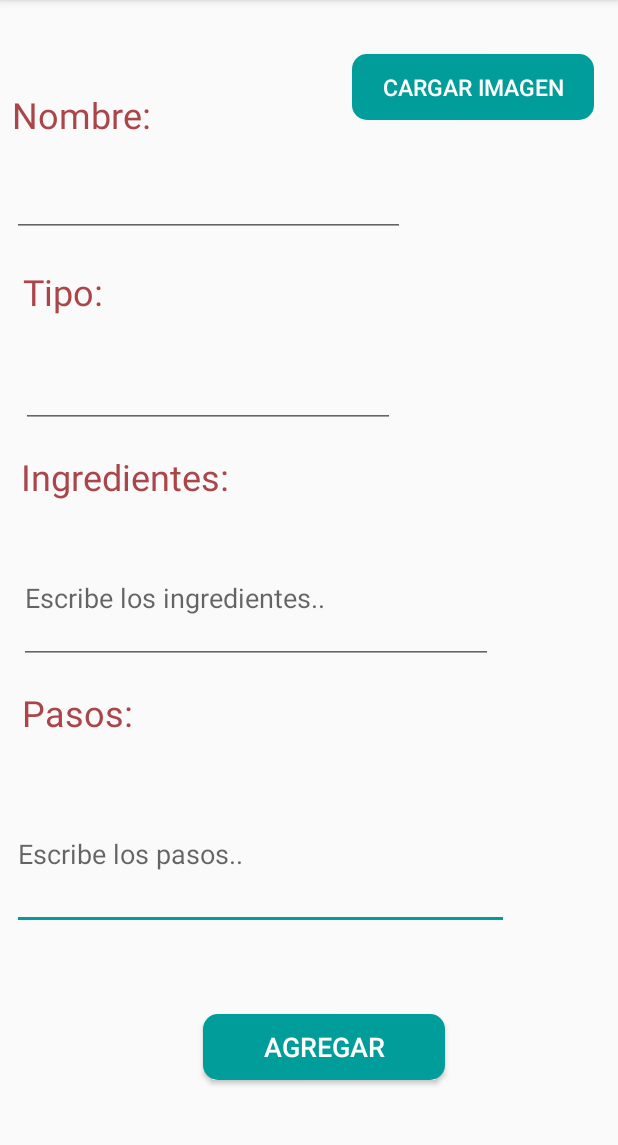
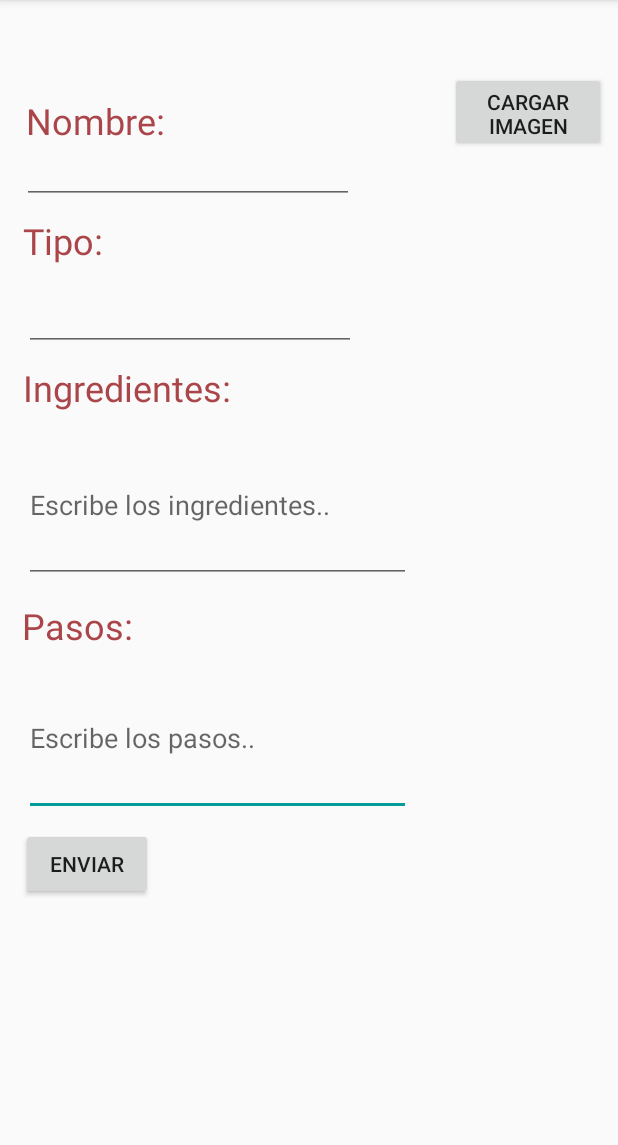
Before and after one commit to naty-rodrig99/AppRecetas, an Android app: the AddRecipeActivity screen opened directly, with no data from a screen before it, on a phone screen of 412 x 824 dp, the part 84-1229 px from its top. Run offline under Robolectric (Android 15) with nearby library versions, the phone set to English and light mode, and no system bars; libraries missing offline, so code that uses them is left out: com.amazonaws, com.amazonaws.auth, com.amazonaws.regions, com.amazonaws.services, pub.devrel.easypermissions.

Commit message:
agregar receta terminado

```diff
--- a/app/src/main/java/com/example/apprecetas/View/RecipeActivity.java
+++ b/app/src/main/java/com/example/apprecetas/View/RecipeActivity.java
@@ -12,6 +12,7 @@ import java.util.ArrayList;
 public class RecipeActivity extends AppCompatActivity {
 
     private ArrayList<String> img = new ArrayList();
+
     ViewPager viewPager;
     ViewPagerAdapter adapter;
 
@@ -20,7 +21,6 @@ public class RecipeActivity extends AppCompatActivity {
         super.onCreate(savedInstanceState);
         setContentView(R.layout.activity_recipe);
 
-        //img.clear();
         String nombre = "";
         String tipo = "";
         String ingredientes = "";
@@ -34,6 +34,8 @@ public class RecipeActivity extends AppCompatActivity {
             instrucciones = extras.getString("instrucciones");
             imagenes = extras.getString("imagenes");
         }
+        System.out.println(ingredientes);
+        System.out.println(instrucciones);
         img = convierteImagenes(imagenes);
         String[] finalImagenes = new String[img.size()];
         finalImagenes = img.toArray(finalImagenes);
@@ -50,7 +52,7 @@ public class RecipeActivity extends AppCompatActivity {
         TextView tvListaInstrucciones = (TextView) findViewById(R.id.tvListaInstrucciones);
         tvListaInstrucciones.setText(instrucciones.replace("[", "").replace("]", ""));
 
-        //img = convierteImagenes(imagenes);
+
         viewPager = (ViewPager)findViewById(R.id.viewPager1);
         adapter = new ViewPagerAdapter(RecipeActivity.this, finalImagenes);
         viewPager.setAdapter(adapter);
--- a/app/src/main/res/layout/activity_addrecipe.xml
+++ b/app/src/main/res/layout/activity_addrecipe.xml
@@ -7,23 +7,23 @@
 
     <TextView
         android:id="@+id/textView"
-        android:layout_width="151dp"
-        android:layout_height="40dp"
+        android:layout_width="100dp"
+        android:layout_height="28dp"
         android:layout_marginStart="8dp"
-        android:layout_marginTop="60dp"
+        android:layout_marginTop="64dp"
         android:layout_marginEnd="8dp"
         android:text="Nombre:"
         android:textColor="@color/colorPrimary"
         android:textSize="24sp"
         app:layout_constraintEnd_toStartOf="@+id/button"
-        app:layout_constraintHorizontal_bias="0.0"
+        app:layout_constraintHorizontal_bias="0.052"
         app:layout_constraintStart_toStartOf="parent"
         app:layout_constraintTop_toTopOf="parent" />
 
     <EditText
         android:id="@+id/text_pasos"
-        android:layout_width="331dp"
-        android:layout_height="101dp"
+        android:layout_width="258dp"
+        android:layout_height="103dp"
         android:layout_marginStart="8dp"
         android:layout_marginTop="12dp"
         android:layout_marginEnd="8dp"
@@ -32,17 +32,17 @@
         android:inputType=""
         app:layout_constraintBottom_toBottomOf="parent"
         app:layout_constraintEnd_toEndOf="parent"
-        app:layout_constraintHorizontal_bias="0.0"
+        app:layout_constraintHorizontal_bias="0.058"
         app:layout_constraintStart_toStartOf="parent"
         app:layout_constraintTop_toBottomOf="@+id/textView4"
         app:layout_constraintVertical_bias="0.0" />
 
     <EditText
         android:id="@+id/text_ing"
-        android:layout_width="316dp"
-        android:layout_height="88dp"
+        android:layout_width="258dp"
+        android:layout_height="103dp"
         android:layout_marginStart="8dp"
-        android:layout_marginTop="4dp"
+        android:layout_marginTop="8dp"
         android:layout_marginEnd="8dp"
         android:hint="Escribe los ingredientes.."
         android:inputType=""
@@ -53,23 +53,40 @@
 
     <TextView
         android:id="@+id/textView4"
-        android:layout_width="142dp"
-        android:layout_height="48dp"
+        android:layout_width="78dp"
+        android:layout_height="28dp"
         android:layout_marginStart="8dp"
-        android:layout_marginTop="16dp"
+        android:layout_marginTop="12dp"
         android:layout_marginEnd="8dp"
         android:text="Pasos:"
         android:textColor="@color/colorPrimary"
         android:textSize="24sp"
         app:layout_constraintEnd_toEndOf="parent"
-        app:layout_constraintHorizontal_bias="0.025"
+        app:layout_constraintHorizontal_bias="0.022"
         app:layout_constraintStart_toStartOf="parent"
         app:layout_constraintTop_toBottomOf="@+id/text_ing" />
 
     <EditText
         android:id="@+id/txt_type"
-        android:layout_width="249dp"
-        android:layout_height="53dp"
+        android:layout_width="221dp"
+        android:layout_height="44dp"
+        android:layout_marginStart="8dp"
+        android:layout_marginTop="8dp"
+        android:layout_marginEnd="8dp"
+        android:contentDescription="Nombre"
+        android:ems="10"
+        android:inputType="textPersonName"
+        android:textAllCaps="false"
+        android:textColor="@android:color/black"
+        app:layout_constraintEnd_toEndOf="parent"
+        app:layout_constraintHorizontal_bias="0.045"
+        app:layout_constraintStart_toStartOf="parent"
+        app:layout_constraintTop_toBottomOf="@+id/textView3" />
+
+    <EditText
+        android:id="@+id/txt_name"
+        android:layout_width="221dp"
+        android:layout_height="44dp"
         android:layout_marginStart="8dp"
         android:layout_marginEnd="8dp"
         android:contentDescription="Nombre"
@@ -78,84 +95,67 @@
         android:textAllCaps="false"
         android:textColor="@android:color/black"
         app:layout_constraintEnd_toEndOf="parent"
-        app:layout_constraintHorizontal_bias="0.039"
-        app:layout_constraintStart_toStartOf="parent"
-        app:layout_constraintTop_toBottomOf="@+id/textView3" />
-
-    <EditText
-        android:id="@+id/txt_name"
-        android:layout_width="262dp"
-        android:layout_height="58dp"
-        android:layout_marginStart="8dp"
-        android:layout_marginEnd="8dp"
-        android:contentDescription="Nombre"
-        android:ems="10"
-        android:inputType="textPersonName"
-        android:textAllCaps="false"
-        android:textColor="@android:color/black"
-        app:layout_constraintEnd_toEndOf="parent"
-        app:layout_constraintHorizontal_bias="0.0"
+        app:layout_constraintHorizontal_bias="0.04"
         app:layout_constraintStart_toStartOf="parent"
         app:layout_constraintTop_toBottomOf="@+id/textView" />
 
     <TextView
         android:id="@+id/textView3"
-        android:layout_width="135dp"
-        android:layout_height="54dp"
+        android:layout_width="104dp"
+        android:layout_height="38dp"
         android:layout_marginStart="8dp"
-        android:layout_marginTop="20dp"
+        android:layout_marginTop="8dp"
         android:layout_marginEnd="8dp"
         android:text="Tipo:"
         android:textColor="@color/colorPrimary"
         android:textSize="24sp"
         app:layout_constraintEnd_toEndOf="parent"
-        app:layout_constraintHorizontal_bias="0.027"
+        app:layout_constraintHorizontal_bias="0.025"
         app:layout_constraintStart_toStartOf="parent"
         app:layout_constraintTop_toBottomOf="@+id/txt_name" />
 
     <TextView
         android:id="@+id/textView5"
-        android:layout_width="211dp"
-        android:layout_height="49dp"
+        android:layout_width="153dp"
+        android:layout_height="35dp"
         android:layout_marginStart="8dp"
-        android:layout_marginTop="16dp"
+        android:layout_marginTop="8dp"
         android:layout_marginEnd="8dp"
         android:text="Ingredientes:"
         android:textColor="@color/colorPrimary"
         android:textSize="24sp"
         app:layout_constraintEnd_toEndOf="parent"
-        app:layout_constraintHorizontal_bias="0.033"
+        app:layout_constraintHorizontal_bias="0.031"
         app:layout_constraintStart_toStartOf="parent"
         app:layout_constraintTop_toBottomOf="@+id/txt_type" />
 
     <Button
         android:id="@+id/button"
-        android:layout_width="161dp"
-        android:layout_height="44dp"
-        android:background="@drawable/button_style"
+        android:layout_width="104dp"
+        android:layout_height="53dp"
+        android:layout_marginStart="8dp"
+        android:layout_marginTop="48dp"
+        android:layout_marginEnd="8dp"
         android:text="Cargar Imagen"
-        android:textColor="@color/ColorWhite"
-        android:textSize="15sp"
-        app:layout_constraintBottom_toBottomOf="parent"
-        app:layout_constraintHorizontal_bias="0.936"
-        app:layout_constraintLeft_toLeftOf="parent"
-        app:layout_constraintRight_toRightOf="parent"
-        app:layout_constraintTop_toTopOf="parent"
-        app:layout_constraintVertical_bias="0.05" />
+        app:layout_constraintEnd_toEndOf="parent"
+        app:layout_constraintHorizontal_bias="1.0"
+        app:layout_constraintStart_toEndOf="@+id/txt_name"
+        app:layout_constraintTop_toTopOf="parent" />
 
     <Button
-        android:id="@+id/btn_agregar"
-        android:layout_width="161dp"
-        android:layout_height="44dp"
-        android:background="@drawable/button_style"
-        android:text="Agregar"
-        android:textColor="@color/ColorWhite"
-        android:textSize="18sp"
+        android:id="@+id/buttonSend"
+        android:layout_width="wrap_content"
+        android:layout_height="wrap_content"
+        android:layout_marginStart="13dp"
+        android:layout_marginTop="8dp"
+        android:layout_marginEnd="8dp"
+        android:layout_marginBottom="8dp"
+        android:onClick="agregarReceta"
+        android:text="Enviar"
         app:layout_constraintBottom_toBottomOf="parent"
-        app:layout_constraintHorizontal_bias="0.54"
-        app:layout_constraintLeft_toLeftOf="parent"
-        app:layout_constraintRight_toRightOf="parent"
-        app:layout_constraintTop_toTopOf="parent"
-        app:layout_constraintVertical_bias="0.934" />
-
+        app:layout_constraintEnd_toEndOf="parent"
+        app:layout_constraintHorizontal_bias="0.003"
+        app:layout_constraintStart_toStartOf="parent"
+        app:layout_constraintTop_toBottomOf="@+id/text_pasos"
+        app:layout_constraintVertical_bias="0.0" />
 </android.support.constraint.ConstraintLayout>
```
Also changed, not shown: app/src/main/java/com/example/apprecetas/View/AddRecipeActivity.java (+48 -20 lines), app/src/main/java/com/example/apprecetas/View/MenuActivity.java (+14 -14 lines).
